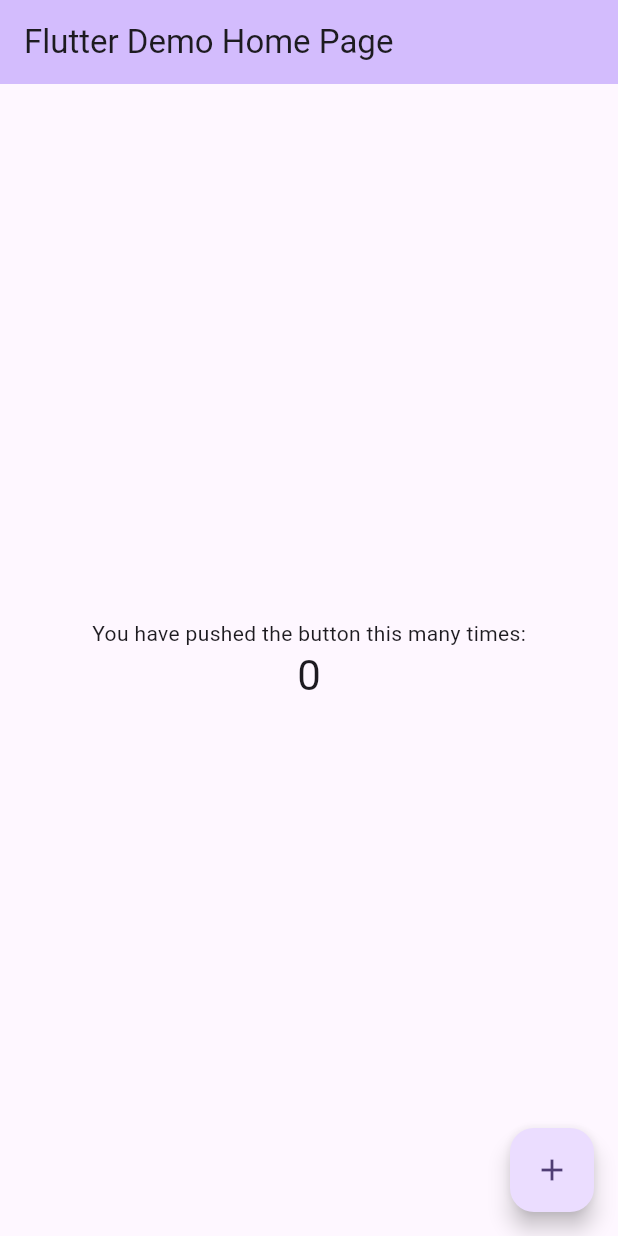
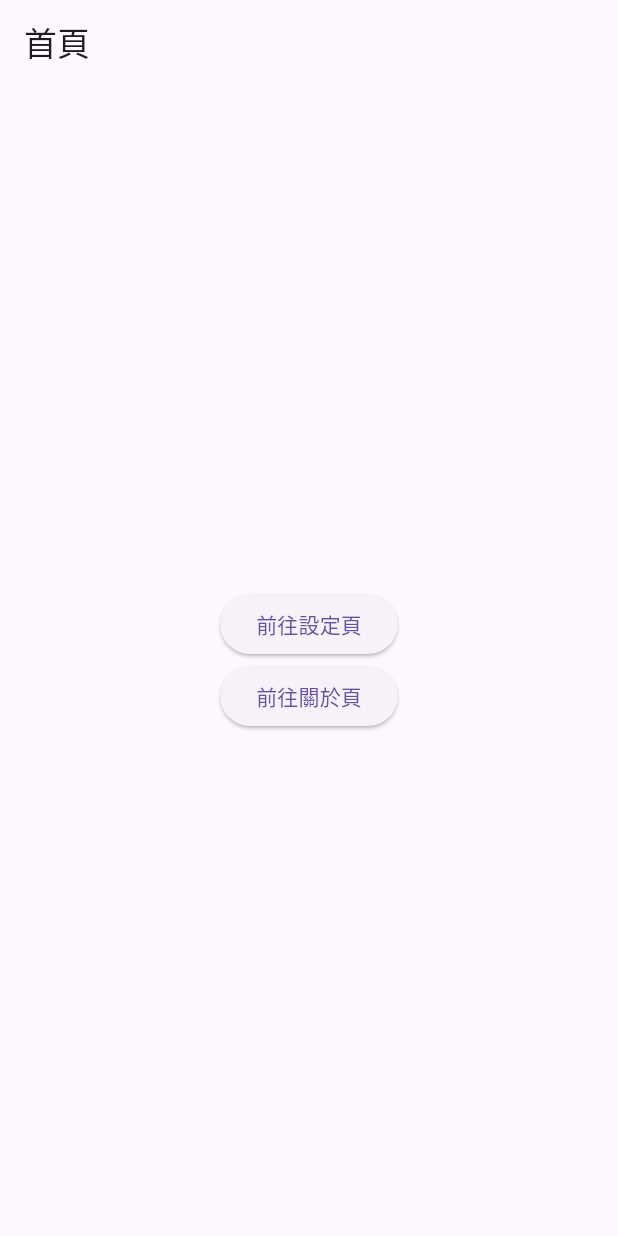
Before and after one commit to bosheng1220/skywater, a Flutter app: the screen it shows after launch, on a phone screen of 412 x 824 dp. Run offline on Flutter 3.47's test engine with Material 3 defaults, Android fonts, the light colour scheme and no system bars; our stand-ins replace flutter_dotenv.

```diff
--- /dev/null
+++ b/lib/app.dart
@@ -0,0 +1,25 @@
+import 'package:flutter/material.dart';
+import 'pages/home_page.dart';
+import 'pages/settings_page.dart';
+import 'pages/about_page.dart';
+
+class SkywaterApp extends StatelessWidget {
+  const SkywaterApp({super.key});
+
+  @override
+  Widget build(BuildContext context) {
+    return MaterialApp(
+      title: 'Skywater',
+      theme: ThemeData(
+        primarySwatch: Colors.blue,
+        useMaterial3: true,
+      ),
+      initialRoute: '/',
+      routes: {
+        '/': (context) => HomePage(),
+        '/settings': (context) => SettingsPage(),
+        '/about': (context) => AboutPage(),
+      },
+    );
+  }
+}
--- a/lib/main.dart
+++ b/lib/main.dart
@@ -1,122 +1,15 @@
 import 'package:flutter/material.dart';
+import 'package:flutter_dotenv/flutter_dotenv.dart';
+import 'app.dart';
 
-void main() {
-  runApp(const MyApp());
-}
-
-class MyApp extends StatelessWidget {
-  const MyApp({super.key});
-
-  // This widget is the root of your application.
-  @override
-  Widget build(BuildContext context) {
-    return MaterialApp(
-      title: 'Flutter Demo',
-      theme: ThemeData(
-        // This is the theme of your application.
-        //
-        // TRY THIS: Try running your application with "flutter run". You'll see
-        // the application has a purple toolbar. Then, without quitting the app,
-        // try changing the seedColor in the colorScheme below to Colors.green
-        // and then invoke "hot reload" (save your changes or press the "hot
-        // reload" button in a Flutter-supported IDE, or press "r" if you used
-        // the command line to start the app).
-        //
-        // Notice that the counter didn't reset back to zero; the application
-        // state is not lost during the reload. To reset the state, use hot
-        // restart instead.
-        //
-        // This works for code too, not just values: Most code changes can be
-        // tested with just a hot reload.
-        colorScheme: ColorScheme.fromSeed(seedColor: Colors.deepPurple),
-      ),
-      home: const MyHomePage(title: 'Flutter Demo Home Page'),
-    );
-  }
-}
-
-class MyHomePage extends StatefulWidget {
-  const MyHomePage({super.key, required this.title});
-
-  // This widget is the home page of your application. It is stateful, meaning
-  // that it has a State object (defined below) that contains fields that affect
-  // how it looks.
-
-  // This class is the configuration for the state. It holds the values (in this
-  // case the title) provided by the parent (in this case the App widget) and
-  // used by the build method of the State. Fields in a Widget subclass are
-  // always marked "final".
-
-  final String title;
-
-  @override
-  State<MyHomePage> createState() => _MyHomePageState();
-}
-
-class _MyHomePageState extends State<MyHomePage> {
-  int _counter = 0;
-
-  void _incrementCounter() {
-    setState(() {
-      // This call to setState tells the Flutter framework that something has
-      // changed in this State, which causes it to rerun the build method below
-      // so that the display can reflect the updated values. If we changed
-      // _counter without calling setState(), then the build method would not be
-      // called again, and so nothing would appear to happen.
-      _counter++;
-    });
+Future<void> main() async {
+  WidgetsFlutterBinding.ensureInitialized();
+  try {
+    await dotenv.load(fileName: ".env");
+    print('✅ 成功加載 .env');
+  } catch (e) {
+    print('❌ 無法加載 .env 文件: $e');
   }
 
-  @override
-  Widget build(BuildContext context) {
-    // This method is rerun every time setState is called, for instance as done
-    // by the _incrementCounter method above.
-    //
-    // The Flutter framework has been optimized to make rerunning build methods
-    // fast, so that you can just rebuild anything that needs updating rather
-    // than having to individually change instances of widgets.
-    return Scaffold(
-      appBar: AppBar(
-        // TRY THIS: Try changing the color here to a specific color (to
-        // Colors.amber, perhaps?) and trigger a hot reload to see the AppBar
-        // change color while the other colors stay the same.
-        backgroundColor: Theme.of(context).colorScheme.inversePrimary,
-        // Here we take the value from the MyHomePage object that was created by
-        // the App.build method, and use it to set our appbar title.
-        title: Text(widget.title),
-      ),
-      body: Center(
-        // Center is a layout widget. It takes a single child and positions it
-        // in the middle of the parent.
-        child: Column(
-          // Column is also a layout widget. It takes a list of children and
-          // arranges them vertically. By default, it sizes itself to fit its
-          // children horizontally, and tries to be as tall as its parent.
-          //
-          // Column has various properties to control how it sizes itself and
-          // how it positions its children. Here we use mainAxisAlignment to
-          // center the children vertically; the main axis here is the vertical
-          // axis because Columns are vertical (the cross axis would be
-          // horizontal).
-          //
-          // TRY THIS: Invoke "debug painting" (choose the "Toggle Debug Paint"
-          // action in the IDE, or press "p" in the console), to see the
-          // wireframe for each widget.
-          mainAxisAlignment: MainAxisAlignment.center,
-          children: <Widget>[
-            const Text('You have pushed the button this many times:'),
-            Text(
-              '$_counter',
-              style: Theme.of(context).textTheme.headlineMedium,
-            ),
-          ],
-        ),
-      ),
-      floatingActionButton: FloatingActionButton(
-        onPressed: _incrementCounter,
-        tooltip: 'Increment',
-        child: const Icon(Icons.add),
-      ), // This trailing comma makes auto-formatting nicer for build methods.
-    );
-  }
+  runApp(const SkywaterApp());
 }
--- /dev/null
+++ b/lib/pages/about_page.dart
@@ -0,0 +1,13 @@
+import 'package:flutter/material.dart';
+
+class AboutPage extends StatelessWidget {
+  const AboutPage({super.key});
+
+  @override
+  Widget build(BuildContext context) {
+    return Scaffold(
+      appBar: AppBar(title: const Text('關於')),
+      body: const Center(child: Text('這是關於頁')),
+    );
+  }
+}
--- /dev/null
+++ b/lib/pages/home_page.dart
@@ -0,0 +1,27 @@
+import 'package:flutter/material.dart';
+
+class HomePage extends StatelessWidget {
+  const HomePage({super.key});
+
+  @override
+  Widget build(BuildContext context) {
+    return Scaffold(
+      appBar: AppBar(title: const Text('首頁')),
+      body: Center(
+        child: Column(
+          mainAxisAlignment: MainAxisAlignment.center,
+          children: [
+            ElevatedButton(
+              onPressed: () => Navigator.pushNamed(context, '/settings'),
+              child: const Text('前往設定頁'),
+            ),
+            ElevatedButton(
+              onPressed: () => Navigator.pushNamed(context, '/about'),
+              child: const Text('前往關於頁'),
+            ),
+          ],
+        ),
+      ),
+    );
+  }
+}
--- /dev/null
+++ b/lib/pages/settings_page.dart
@@ -0,0 +1,13 @@
+import 'package:flutter/material.dart';
+
+class SettingsPage extends StatelessWidget {
+  const SettingsPage({super.key});
+
+  @override
+  Widget build(BuildContext context) {
+    return Scaffold(
+      appBar: AppBar(title: const Text('設定')),
+      body: const Center(child: Text('這是設定頁')),
+    );
+  }
+}
```
Also changed, not shown: lib/config.dart (added, +10 -0 lines), lib/mod4api/weather_service.dart (added, +26 -0 lines), pubspec.yaml (+8 -69 lines), assets/images/rain.jpeg (added), assets/images/sun.jpeg (added), assets/images/wind.jpeg (added), pubspec.lock, 3 other files.
